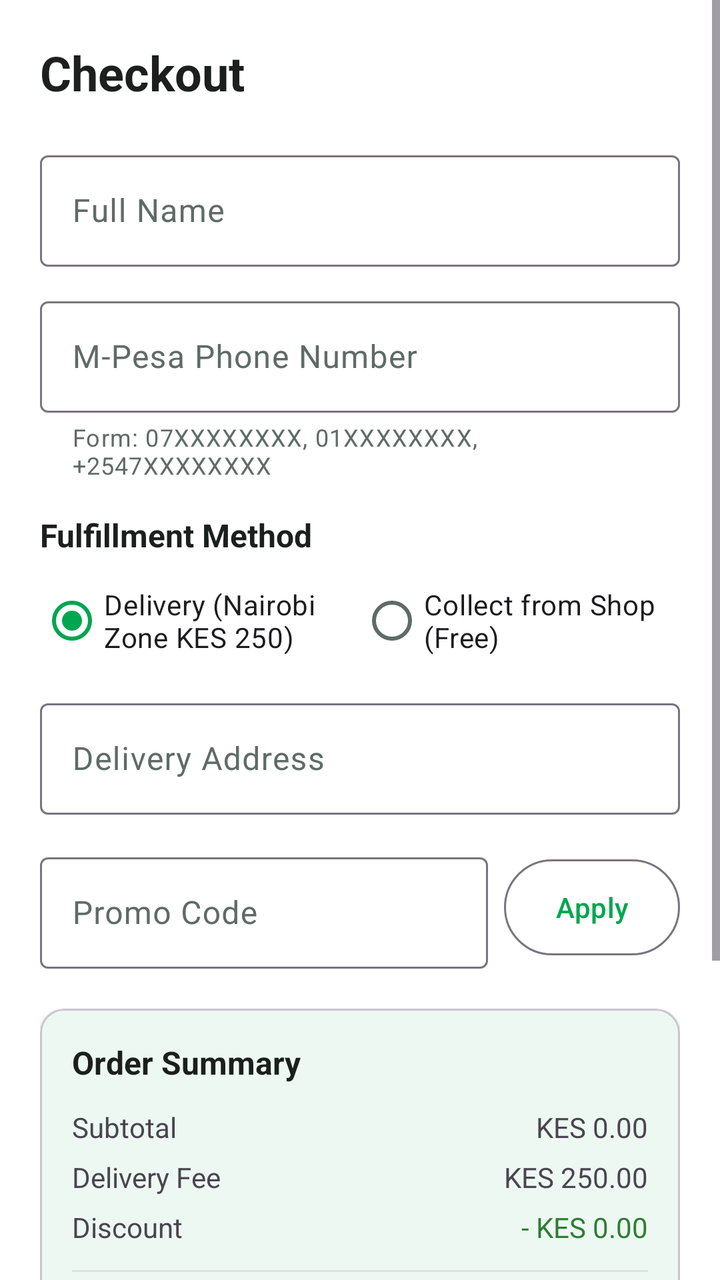
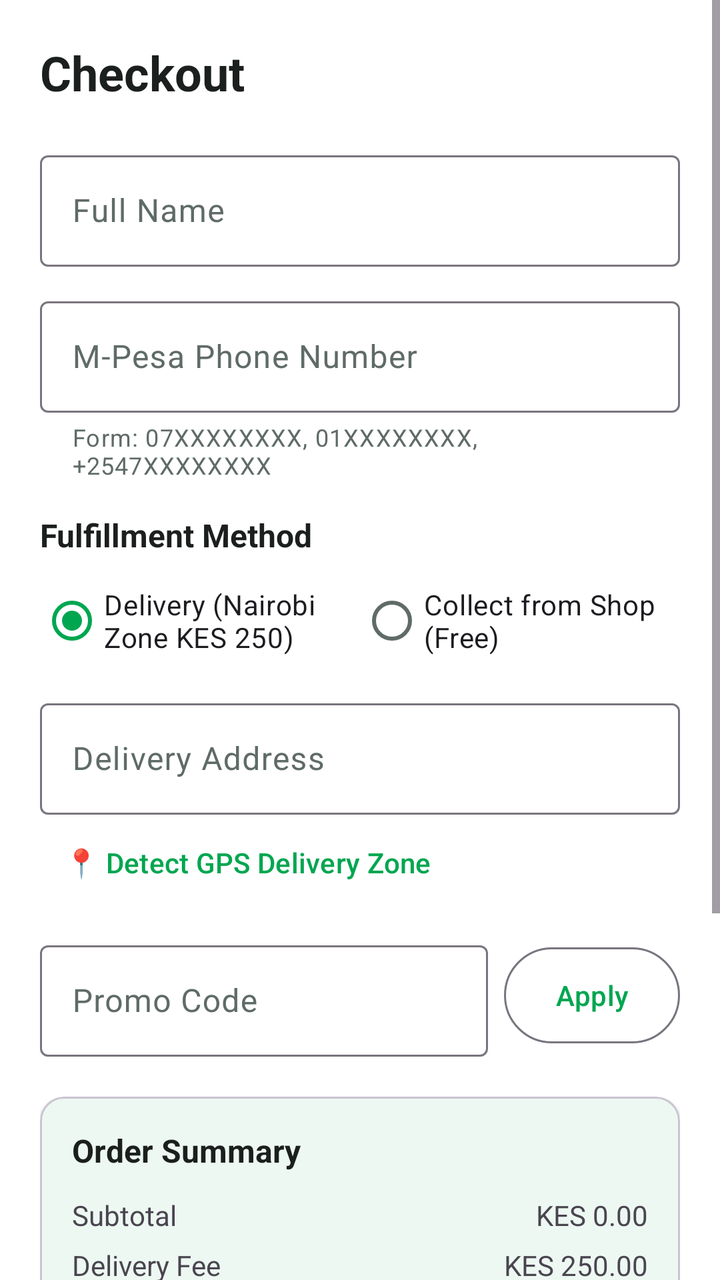

Two renders of the same Android screen: before a commit and after it. Below are the layout's source before the change and the commit's diff.
<!-- AndroidManifest.xml: application theme Theme.ShopMpesa -->
<!-- res/layout/activity_checkout.xml -->
<?xml version="1.0" encoding="utf-8"?>
<ScrollView xmlns:android="http://schemas.android.com/apk/res/android"
    xmlns:app="http://schemas.android.com/apk/res-auto"
    android:layout_width="match_parent"
    android:layout_height="match_parent"
    android:background="?attr/colorSurface">

    <LinearLayout
        android:layout_width="match_parent"
        android:layout_height="wrap_content"
        android:orientation="vertical"
        android:padding="20dp">

        <TextView
            android:layout_width="wrap_content"
            android:layout_height="wrap_content"
            android:text="Checkout"
            android:textColor="?attr/colorOnSurface"
            android:textSize="24sp"
            android:textStyle="bold" />

        
        <com.google.android.material.textfield.TextInputLayout
            android:id="@+id/tilCustomerName"
            style="@style/Widget.Material3.TextInputLayout.OutlinedBox"
            android:layout_width="match_parent"
            android:layout_height="wrap_content"
            android:layout_marginTop="20dp"
            android:hint="Full Name">

            <com.google.android.material.textfield.TextInputEditText
                android:id="@+id/etCustomerName"
                android:layout_width="match_parent"
                android:layout_height="wrap_content"
                android:inputType="textPersonName" />
        </com.google.android.material.textfield.TextInputLayout>

        <com.google.android.material.textfield.TextInputLayout
            android:id="@+id/tilMpesaPhone"
            style="@style/Widget.Material3.TextInputLayout.OutlinedBox"
            android:layout_width="match_parent"
            android:layout_height="wrap_content"
            android:layout_marginTop="12dp"
            app:helperText="Form: 07XXXXXXXX, 01XXXXXXXX, +2547XXXXXXXX"
            android:hint="M-Pesa Phone Number">

            <com.google.android.material.textfield.TextInputEditText
                android:id="@+id/etMpesaPhone"
                android:layout_width="match_parent"
                android:layout_height="wrap_content"
                android:inputType="phone" />
        </com.google.android.material.textfield.TextInputLayout>

        
        <TextView
            android:layout_width="wrap_content"
            android:layout_height="wrap_content"
            android:layout_marginTop="16dp"
            android:text="Fulfillment Method"
            android:textColor="?attr/colorOnSurface"
            android:textSize="16sp"
            android:textStyle="bold" />

        <RadioGroup
            android:id="@+id/rgDeliveryType"
            android:layout_width="match_parent"
            android:layout_height="wrap_content"
            android:layout_marginTop="8dp"
            android:orientation="horizontal">

            <RadioButton
                android:id="@+id/rbDelivery"
                android:layout_width="0dp"
                android:layout_height="wrap_content"
                android:layout_weight="1"
                android:checked="true"
                android:text="Delivery (Nairobi Zone KES 250)" />

            <RadioButton
                android:id="@+id/rbCollection"
                android:layout_width="0dp"
                android:layout_height="wrap_content"
                android:layout_weight="1"
                android:text="Collect from Shop (Free)" />
        </RadioGroup>

        <com.google.android.material.textfield.TextInputLayout
            android:id="@+id/tilAddress"
            style="@style/Widget.Material3.TextInputLayout.OutlinedBox"
            android:layout_width="match_parent"
            android:layout_height="wrap_content"
            android:layout_marginTop="12dp"
            android:hint="Delivery Address">

            <com.google.android.material.textfield.TextInputEditText
                android:id="@+id/etAddress"
                android:layout_width="match_parent"
                android:layout_height="wrap_content"
                android:inputType="textPostalAddress" />
        </com.google.android.material.textfield.TextInputLayout>

        
        <LinearLayout
            android:layout_width="match_parent"
            android:layout_height="wrap_content"
            android:layout_marginTop="16dp"
            android:gravity="center_vertical"
            android:orientation="horizontal">

            <com.google.android.material.textfield.TextInputLayout
                android:id="@+id/tilPromoCode"
                style="@style/Widget.Material3.TextInputLayout.OutlinedBox"
                android:layout_width="0dp"
                android:layout_height="wrap_content"
                android:layout_weight="1"
                android:layout_marginEnd="8dp"
                android:hint="Promo Code">

                <com.google.android.material.textfield.TextInputEditText
                    android:id="@+id/etPromoCode"
                    android:layout_width="match_parent"
                    android:layout_height="wrap_content"
                    android:inputType="textCapCharacters" />
            </com.google.android.material.textfield.TextInputLayout>

            <com.google.android.material.button.MaterialButton
                android:id="@+id/btnApplyPromo"
                style="@style/Widget.Material3.Button.OutlinedButton"
                android:layout_width="wrap_content"
                android:layout_height="56dp"
                android:text="Apply" />
        </LinearLayout>

        
        <com.google.android.material.card.MaterialCardView
            android:layout_width="match_parent"
            android:layout_height="wrap_content"
            android:layout_marginTop="20dp"
            app:cardCornerRadius="12dp"
            app:cardElevation="2dp">

            <LinearLayout
                android:layout_width="match_parent"
                android:layout_height="wrap_content"
                android:orientation="vertical"
                android:padding="16dp">

                <TextView
                    android:layout_width="wrap_content"
                    android:layout_height="wrap_content"
                    android:text="Order Summary"
                    android:textColor="?attr/colorOnSurface"
                    android:textSize="16sp"
                    android:textStyle="bold" />

                <RelativeLayout
                    android:layout_width="match_parent"
                    android:layout_height="wrap_content"
                    android:layout_marginTop="12dp">

                    <TextView
                        android:layout_width="wrap_content"
                        android:layout_height="wrap_content"
                        android:text="Subtotal" />

                    <TextView
                        android:id="@+id/tvSubtotal"
                        android:layout_width="wrap_content"
                        android:layout_height="wrap_content"
                        android:layout_alignParentEnd="true"
                        android:text="KES 0.00" />
                </RelativeLayout>

                <RelativeLayout
                    android:layout_width="match_parent"
                    android:layout_height="wrap_content"
                    android:layout_marginTop="6dp">

                    <TextView
                        android:layout_width="wrap_content"
                        android:layout_height="wrap_content"
                        android:text="Delivery Fee" />

                    <TextView
                        android:id="@+id/tvDeliveryFee"
                        android:layout_width="wrap_content"
                        android:layout_height="wrap_content"
                        android:layout_alignParentEnd="true"
                        android:text="KES 250.00" />
                </RelativeLayout>

                <RelativeLayout
                    android:layout_width="match_parent"
                    android:layout_height="wrap_content"
                    android:layout_marginTop="6dp">

                    <TextView
                        android:layout_width="wrap_content"
                        android:layout_height="wrap_content"
                        android:text="Discount" />

                    <TextView
                        android:id="@+id/tvDiscountAmount"
                        android:layout_width="wrap_content"
                        android:layout_height="wrap_content"
                        android:layout_alignParentEnd="true"
                        android:text="- KES 0.00"
                        android:textColor="@color/status_paid" />
                </RelativeLayout>

                <View
                    android:layout_width="match_parent"
                    android:layout_height="1dp"
                    android:layout_marginVertical="12dp"
                    android:background="@color/card_stroke" />

                <RelativeLayout
                    android:layout_width="match_parent"
                    android:layout_height="wrap_content">

                    <TextView
                        android:layout_width="wrap_content"
                        android:layout_height="wrap_content"
                        android:text="Grand Total"
                        android:textSize="18sp"
                        android:textStyle="bold" />

                    <TextView
                        android:id="@+id/tvGrandTotal"
                        android:layout_width="wrap_content"
                        android:layout_height="wrap_content"
                        android:layout_alignParentEnd="true"
                        android:text="KES 0.00"
                        android:textColor="?attr/colorPrimary"
                        android:textSize="20sp"
                        android:textStyle="bold" />
                </RelativeLayout>

            </LinearLayout>

        </com.google.android.material.card.MaterialCardView>

        <com.google.android.material.button.MaterialButton
            android:id="@+id/btnPlaceOrder"
            android:layout_width="match_parent"
            android:layout_height="56dp"
            android:layout_marginTop="24dp"
            android:text="Pay with M-Pesa Express"
            android:textSize="16sp" />

        <com.google.android.material.button.MaterialButton
            android:id="@+id/btnPayWithWallet"
            style="@style/Widget.Material3.Button.TonalButton"
            android:layout_width="match_parent"
            android:layout_height="52dp"
            android:layout_marginTop="10dp"
            android:text="Pay using M-Pesa Wallet Balance"
            android:textColor="?attr/colorPrimary" />

        <ProgressBar
            android:id="@+id/progressBar"
            android:layout_width="wrap_content"
            android:layout_height="wrap_content"
            android:layout_gravity="center"
            android:layout_marginTop="16dp"
            android:visibility="gone" />

    </LinearLayout>

</ScrollView>
<!-- resources referenced by this layout -->
<resources>
  <color name="card_stroke">#E0E0E0</color>
  <color name="status_paid">#2E7D32</color>
  <style name="Theme.ShopMpesa" parent="Theme.Material3.DayNight.NoActionBar">
          <item name="colorPrimary">@color/brand_green</item>
          <item name="colorOnPrimary">@color/surface_light</item>
          <item name="android:colorBackground">@color/bg_light</item>
          <item name="colorSurface">@color/surface_light</item>
          <item name="colorOnSurface">@color/text_primary_light</item>
          <item name="colorOnSurfaceVariant">@color/text_secondary_light</item>
          <item name="colorError">@color/error_red</item>
          <item name="android:statusBarColor">@android:color/transparent</item>
      </style>
  <color name="brand_green">#00A650</color>
  <color name="surface_light">#FFFFFF</color>
  <color name="bg_light">#F5F7F6</color>
  <color name="text_primary_light">#1B1F1D</color>
  <color name="text_secondary_light">#5F6B66</color>
  <color name="error_red">#D32F2F</color>
</resources>

<!-- the commit's change to res/layout/activity_checkout.xml (unified diff, before → after) -->
@@ -99,11 +99,19 @@
                 android:inputType="textPostalAddress" />
         </com.google.android.material.textfield.TextInputLayout>
 
+        <com.google.android.material.button.MaterialButton
+            android:id="@+id/btnDetectGpsLocation"
+            style="@style/Widget.Material3.Button.TextButton"
+            android:layout_width="wrap_content"
+            android:layout_height="wrap_content"
+            android:text="📍 Detect GPS Delivery Zone"
+            android:textColor="?attr/colorPrimary" />
+
         
         <LinearLayout
             android:layout_width="match_parent"
             android:layout_height="wrap_content"
-            android:layout_marginTop="16dp"
+            android:layout_marginTop="12dp"
             android:gravity="center_vertical"
             android:orientation="horizontal">
 
